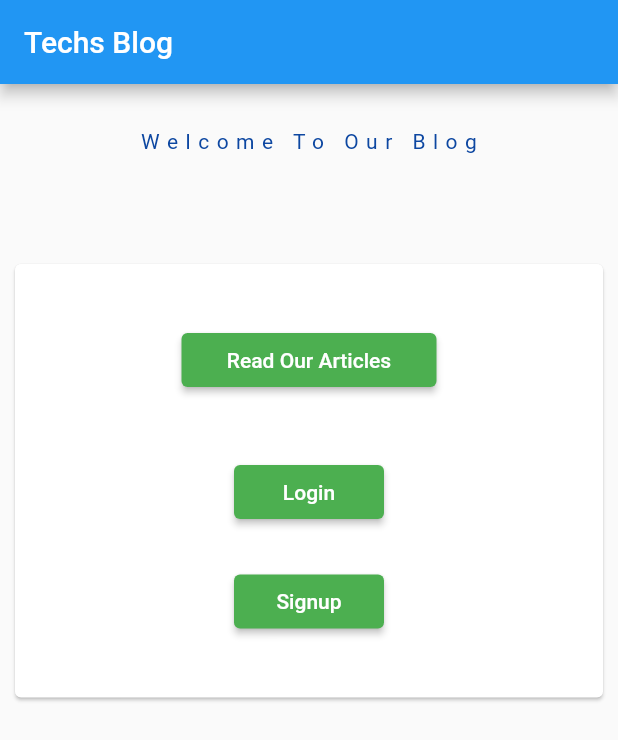
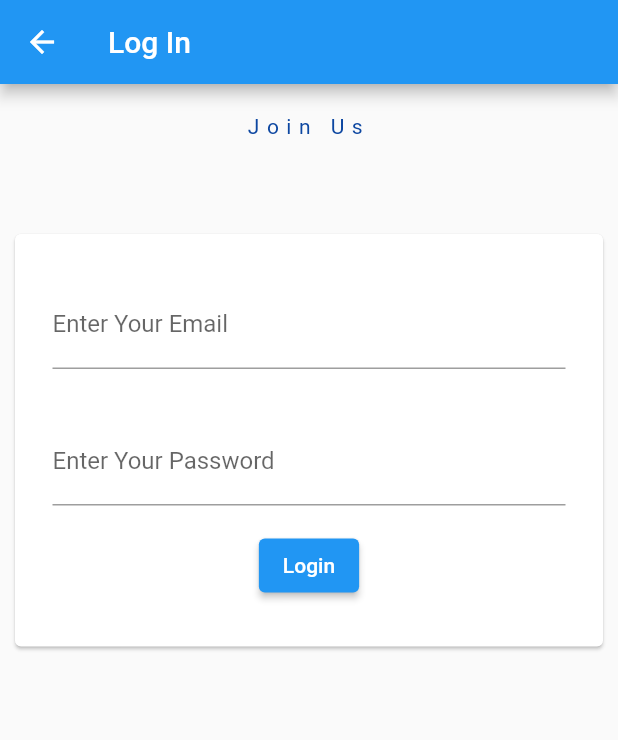
Before and after one commit to Amer-N-Sulaiman/flutter-django-blog-app, a Flutter app: the screen it shows after launch, after a tap on "Login", on a phone screen of 412 x 824 dp. Shown: the top 740 px of the screen. Run offline on Flutter 3.47's test engine with Material 2 defaults, Android fonts, the phone set to English and light mode, and no system bars; missing offline and left inert: flutter_session; network calls fail.

Commit message:
added login page that gets the login token from the backend and stores it as a session

```diff
--- a/app/lib/api/articleApi.dart
+++ b/app/lib/api/articleApi.dart
@@ -3,21 +3,6 @@ import 'package:provider/provider.dart';
 import 'package:app/models/article.dart';
 
 class ArticleProvider extends ChangeNotifier{
-  Article article1 = Article(id: 1, title: "Article 1 Title", body: "Ipsum non eiusmod eu nulla eu. Incididunt id exercitation aliqua cupidatat fugiat consequat dolore. Aute in labore aute in nulla do elit anim commodo laborum irure do. Dolore nostrud cupidatat Lorem labore aliqua nulla ex voluptate ex cillum. Anim duis exercitation enim cillum amet ipsum. Excepteur fugiat adipisicing est ea nulla ex reprehenderit ad magna laboris nostrud deserunt consectetur dolore.", img: '1.jpg');
-  Article article2 = Article(id: 2, title: "Article 2 Title", body: "Ipsum non eiusmod eu nulla eu. Incididunt id exercitation aliqua cupidatat fugiat consequat dolore. Aute in labore aute in nulla do elit anim commodo laborum irure do. Dolore nostrud cupidatat Lorem labore aliqua nulla ex voluptate ex cillum. Anim duis exercitation enim cillum amet ipsum. Excepteur fugiat adipisicing est ea nulla ex reprehenderit ad magna laboris nostrud deserunt consectetur dolore.", img: '2.jpg');
-  Article article3 = Article(id: 3, title: "Article 3 Title", body: "Ipsum non eiusmod eu nulla eu. Incididunt id exercitation aliqua cupidatat fugiat consequat dolore. Aute in labore aute in nulla do elit anim commodo laborum irure do. Dolore nostrud cupidatat Lorem labore aliqua nulla ex voluptate ex cillum. Anim duis exercitation enim cillum amet ipsum. Excepteur fugiat adipisicing est ea nulla ex reprehenderit ad magna laboris nostrud deserunt consectetur dolore.", img: '3.jpg');
-  Article article4 = Article(id: 4, title: "Article 4 Title", body: "Ipsum non eiusmod eu nulla eu. Incididunt id exercitation aliqua cupidatat fugiat consequat dolore. Aute in labore aute in nulla do elit anim commodo laborum irure do. Dolore nostrud cupidatat Lorem labore aliqua nulla ex voluptate ex cillum. Anim duis exercitation enim cillum amet ipsum. Excepteur fugiat adipisicing est ea nulla ex reprehenderit ad magna laboris nostrud deserunt consectetur dolore.", img: '4.jpg');
-  Article article5 = Article(id: 5, title: "Article 5 Title", body: "Ipsum non eiusmod eu nulla eu. Incididunt id exercitation aliqua cupidatat fugiat consequat dolore. Aute in labore aute in nulla do elit anim commodo laborum irure do. Dolore nostrud cupidatat Lorem labore aliqua nulla ex voluptate ex cillum. Anim duis exercitation enim cillum amet ipsum. Excepteur fugiat adipisicing est ea nulla ex reprehenderit ad magna laboris nostrud deserunt consectetur dolore.", img: '5.jpg');
-
-  ArticleProvider(){
-
-
-    _articles.add(article1);
-    _articles.add(article2);
-    _articles.add(article3);
-    _articles.add(article4);
-    _articles.add(article5);
-  }
 
   List <Article> _articles = [];
 
@@ -26,4 +11,27 @@ class ArticleProvider extends ChangeNotifier{
   }
 
 
+  Article article1 = Article(id: 1, title: "Article 1 Title", body: "Ipsum non eiusmod eu nulla eu. Incididunt id exercitation aliqua cupidatat fugiat consequat dolore. Aute in labore aute in nulla do elit anim commodo laborum irure do. Dolore nostrud cupidatat Lorem labore aliqua nulla ex voluptate ex cillum. Anim duis exercitation enim cillum amet ipsum. Excepteur fugiat adipisicing est ea nulla ex reprehenderit ad magna laboris nostrud deserunt consectetur dolore.", img: '1.jpg');
+  Article article2 = Article(id: 2, title: "Article 2 Title", body: "Ipsum non eiusmod eu nulla eu. Incididunt id exercitation aliqua cupidatat fugiat consequat dolore. Aute in labore aute in nulla do elit anim commodo laborum irure do. Dolore nostrud cupidatat Lorem labore aliqua nulla ex voluptate ex cillum. Anim duis exercitation enim cillum amet ipsum. Excepteur fugiat adipisicing est ea nulla ex reprehenderit ad magna laboris nostrud deserunt consectetur dolore.", img: '2.jpg');
+  Article article3 = Article(id: 3, title: "Article 3 Title", body: "Ipsum non eiusmod eu nulla eu. Incididunt id exercitation aliqua cupidatat fugiat consequat dolore. Aute in labore aute in nulla do elit anim commodo laborum irure do. Dolore nostrud cupidatat Lorem labore aliqua nulla ex voluptate ex cillum. Anim duis exercitation enim cillum amet ipsum. Excepteur fugiat adipisicing est ea nulla ex reprehenderit ad magna laboris nostrud deserunt consectetur dolore.", img: '3.jpg');
+  Article article4 = Article(id: 4, title: "Article 4 Title", body: "Ipsum non eiusmod eu nulla eu. Incididunt id exercitation aliqua cupidatat fugiat consequat dolore. Aute in labore aute in nulla do elit anim commodo laborum irure do. Dolore nostrud cupidatat Lorem labore aliqua nulla ex voluptate ex cillum. Anim duis exercitation enim cillum amet ipsum. Excepteur fugiat adipisicing est ea nulla ex reprehenderit ad magna laboris nostrud deserunt consectetur dolore.", img: '4.jpg');
+  Article article5 = Article(id: 5, title: "Article 5 Title", body: "Ipsum non eiusmod eu nulla eu. Incididunt id exercitation aliqua cupidatat fugiat consequat dolore. Aute in labore aute in nulla do elit anim commodo laborum irure do. Dolore nostrud cupidatat Lorem labore aliqua nulla ex voluptate ex cillum. Anim duis exercitation enim cillum amet ipsum. Excepteur fugiat adipisicing est ea nulla ex reprehenderit ad magna laboris nostrud deserunt consectetur dolore.", img: '5.jpg');
+
+  ArticleProvider(){
+    print('11111111111111111111');
+
+
+    _articles.add(article1);
+    _articles.add(article2);
+    _articles.add(article3);
+    _articles.add(article4);
+    _articles.add(article5);
+    print('22222222222222222');
+  }
+
+
+
+
+
+
 }
--- /dev/null
+++ b/app/lib/api/authApi.dart
@@ -0,0 +1,46 @@
+import 'package:flutter/cupertino.dart';
+import 'package:provider/provider.dart';
+import 'package:http/http.dart' as http;
+import 'dart:convert';
+
+import 'package:flutter_session/flutter_session.dart';
+
+
+class AuthProvider extends ChangeNotifier{
+
+  bool authStatus = false;
+
+  String base_url = '192.168.1.9:8000';
+  void login(String email, String password) async{
+    Map data = {};
+    data['username'] = email;
+    data['password'] = password;
+
+    final response = await http.post(Uri.http(base_url, 'authentication/login/'),
+        headers: {"Content-Type": "application/json"}, body: json.encode(data));
+
+    var token;
+    if (response.statusCode == 200){
+      token = json.decode(response.body)['token'];
+      final userInfoResponse = await http.get(Uri.http(base_url, 'authentication/currentUserinfo/'), headers: {
+      "Content-Type": "application/json",
+      'Authorization': 'Token $token',
+      });
+      if(response.statusCode == 200){
+        var username = json.decode(userInfoResponse.body)['username'];
+        await FlutterSession().set('email', email);
+        await FlutterSession().set('username', username);
+      }else{
+        print('error2');
+      }
+
+    } else{
+      print('error');
+    }
+    // await storage.write(key: 'AuthToken', value: token);
+    authStatus = true;
+    await FlutterSession().set('token', token);
+  }
+
+
+}
--- a/app/lib/main.dart
+++ b/app/lib/main.dart
@@ -2,7 +2,9 @@ import 'package:flutter/material.dart';
 import 'package:app/pages/welcome.dart';
 import 'package:provider/provider.dart';
 import 'package:app/api/articleApi.dart';
+import 'package:app/api/authApi.dart';
 import 'package:app/pages/articles.dart';
+import 'package:app/pages/details.dart';
 
 void main() {
   runApp(MyApp());
@@ -12,12 +14,16 @@ class MyApp extends StatelessWidget {
   // This widget is the root of your application.
   @override
   Widget build(BuildContext context) {
-    return ChangeNotifierProvider(
-      create: (context)=> ArticleProvider(),
+    return MultiProvider(
+      providers:[
+        ChangeNotifierProvider<ArticleProvider>(create: (context) => ArticleProvider()),
+        ChangeNotifierProvider<AuthProvider>(create: (context) => AuthProvider())
+      ],
       child: MaterialApp(
         routes: {
           '/': (context) => Welcome(),
           '/articles': (context) => Articles(),
+          // '/fullArticle': (context) => Details(),
         }
 
       ),
--- /dev/null
+++ b/app/lib/models/user.dart
@@ -0,0 +1,16 @@
+class User{
+  String email;
+  String username;
+  String firstname;
+  String lastname;
+  String password;
+  String password2;
+
+  User({this.email, this.username, this.firstname, this.lastname, this.password, this.password2});
+
+  factory User.fromJson(Map<String, dynamic> json) {
+    return User(
+        email: json['email'], username: json['username'], firstname: json['firstname'], lastname: json['lastname'], password: json['password'], password2: json['password2']);
+  }
+  dynamic toJson() => {'email': email, 'username': username, 'firstname': firstname, 'lastname': lastname, 'password': password, 'password2': password2};
+}
--- /dev/null
+++ b/app/lib/pages/login.dart
@@ -0,0 +1,116 @@
+import 'package:flutter/material.dart';
+import 'package:app/api/authApi.dart';
+import 'package:flutter_session/flutter_session.dart';
+import 'package:app/pages/welcome.dart';
+import 'package:provider/provider.dart';
+
+class Login extends StatefulWidget {
+  @override
+  _LoginState createState() => _LoginState();
+}
+
+class _LoginState extends State<Login> {
+
+
+  final emailController = TextEditingController();
+  final passwordController = TextEditingController();
+
+
+
+  @override
+  Widget build(BuildContext context){
+    final authP = Provider.of<AuthProvider>(context);
+
+    if (authP.authStatus){
+      Navigator.of(context).pop();
+      print(authP.authStatus);
+    }
+    print('login');
+
+
+    void login(){
+      final email = emailController.text;
+      final password = passwordController.text;
+
+      authP.login(email, password);
+
+    }
+
+    return Scaffold(
+      appBar: AppBar(
+        title: Text('Log In')
+      ),
+      body: Column(children: [
+        Center(
+          child: Container(
+            margin: EdgeInsets.only(top: 20, bottom: 20),
+            child: Text('Join Us',
+              style: TextStyle(
+                letterSpacing: 5,
+                color: Colors.blue[900],
+
+                ),
+              textAlign: TextAlign.center
+            ,),
+          ),
+        ),
+        Container(
+          width: 400,
+          margin: EdgeInsets.only(top: 40),
+          child: Card(
+            child: Container(
+              margin: EdgeInsets.fromLTRB(17, 15, 17, 30),
+              child: Column(
+                children: [
+                  Center(
+                    child: Padding(
+                      padding: EdgeInsets.symmetric(horizontal: 8, vertical: 16),
+                      child: TextFormField(
+                        controller: emailController,
+                        decoration: InputDecoration(
+                          border: UnderlineInputBorder(),
+                          labelText: 'Enter Your Email',
+                        ),
+                      ),
+                    ),
+                  ),
+                  Center(
+                    child: Padding(
+                      padding: EdgeInsets.symmetric(horizontal: 8, vertical: 16),
+                      child: TextFormField(
+                        controller: passwordController,
+                        obscureText: true,
+                        decoration: InputDecoration(
+                          border: UnderlineInputBorder(),
+                          labelText: 'Enter Your Password',
+                        ),
+                      ),
+                    ),
+                  ),
+
+                  Center(
+                    child: ElevatedButton(
+                      child: Text('Login'),
+                      onPressed: () {
+                        login();
+                        setState((){
+                          Navigator.push(
+                            context,
+                            new MaterialPageRoute(builder: (context) => Welcome()),
+                          );
+                        });
+
+                      },
+
+                    ),
+                  )
+                ],
+              ),
+            )
+          ),
+        )
+
+      ])
+    );
+  }
+}
--- a/app/lib/pages/welcome.dart
+++ b/app/lib/pages/welcome.dart
@@ -1,5 +1,5 @@
 import 'package:flutter/material.dart';
-
+import 'package:app/pages/login.dart';
 
 class Welcome extends StatefulWidget {
   @override
@@ -54,7 +54,12 @@ class _WelcomeState extends State<Welcome> {
                 width: 100,
                 margin: EdgeInsets.only(top:40),
                 child: ElevatedButton(
-                  onPressed: (){},
+                  onPressed: (){
+                    Navigator.push(
+                            context,
+                            new MaterialPageRoute(builder: (context) => Login()),
+                          );
+                  },
                   child: Text('Login'),
                   style: ButtonStyle(
                     backgroundColor: MaterialStateProperty.all<Color>(Colors.green),
--- a/app/pubspec.yaml
+++ b/app/pubspec.yaml
@@ -24,6 +24,8 @@ dependencies:
   flutter:
     sdk: flutter
   provider: ^5.0.0
+  http: ^0.13.1
+  flutter_session: ^0.1.1
 
 
   # The following adds the Cupertino Icons font to your application.
```
Also changed, not shown: app/lib/pages/articles.dart (+14 -1 lines), app/lib/pages/details.dart (added, +20 -0 lines), app/pubspec.lock.
